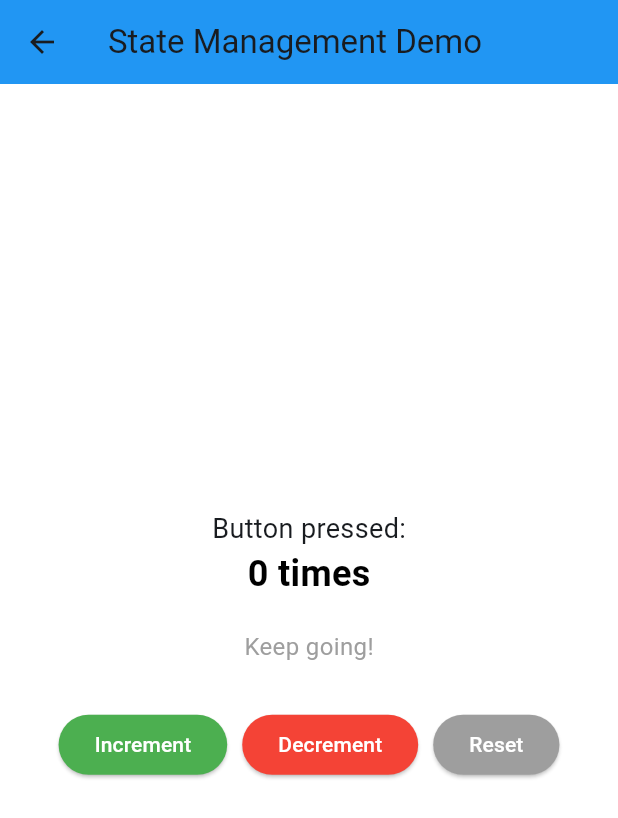
After one commit to kalviumcommunity/S64-Mar26-Team01-FFDP, a Flutter app: the StateManagementDemo screen opened by its route, on a phone screen of 412 x 824 dp. The commit adds this screen. Shown: the top 818 px of the screen. Run offline on Flutter 3.47's test engine with Material 3 defaults, Android fonts, the phone set to English and light mode, and no system bars; our stand-ins replace cloud_firestore, firebase_auth, firebase_core, firebase_storage, flutter_image_compress; accounts and stored records are empty.

Commit message:
state-management-demo

```diff
--- a/lib/routes/app_routes.dart
+++ b/lib/routes/app_routes.dart
@@ -7,7 +7,7 @@ import '../screens/profile/profile_screen.dart';
 import '../screens/settings/settings_screen.dart';
 import '../screens/about/about_screen.dart';
 import '../screens/devtools_demo_screen.dart';
-
+import '../screens/state_management_demo.dart';
 /// Centralized named route definitions for NanheNest.
 ///
 /// Usage:
@@ -26,6 +26,7 @@ class AppRoutes {
   static const String settings = '/settings';
   static const String about = '/about';
   static const String devToolsDemo = '/devtools-demo';
+  static const String stateManagementDemo = '/state-management-demo';
 
   /// All named routes registered in MaterialApp
   static Map<String, WidgetBuilder> get routes => {
@@ -41,5 +42,6 @@ class AppRoutes {
         settings: (_) => const SettingsScreen(),
         about: (_) => const AboutScreen(),
         devToolsDemo: (_) => const DevToolsDemoScreen(),
+        stateManagementDemo: (_) => const StateManagementDemo(),
       };
 }
--- a/lib/screens/home/dashboard_screen.dart
+++ b/lib/screens/home/dashboard_screen.dart
@@ -115,6 +115,12 @@ class _DashboardScreenState extends State<DashboardScreen> {
         centerTitle: true,
         elevation: 0,
         actions: [
+          IconButton(
+            icon: const Icon(Icons.analytics),
+            onPressed: () =>
+                Navigator.pushNamed(context, '/state-management-demo'),
+            tooltip: 'State Management Demo',
+          ),
           IconButton(
             icon: const Icon(Icons.logout),
             onPressed: _handleLogout,
--- /dev/null
+++ b/lib/screens/state_management_demo.dart
@@ -0,0 +1,106 @@
+import 'package:flutter/material.dart';
+
+class StateManagementDemo extends StatefulWidget {
+  @override
+  _StateManagementDemoState createState() => _StateManagementDemoState();
+}
+
+class _StateManagementDemoState extends State<StateManagementDemo> {
+  int _counter = 0;
+
+  void _incrementCounter() {
+    setState(() {
+      _counter++;
+    });
+  }
+
+  void _decrementCounter() {
+    setState(() {
+      if (_counter > 0) _counter--;
+    });
+  }
+
+  void _resetCounter() {
+    setState(() {
+      _counter = 0;
+    });
+  }
+
+  @override
+  Widget build(BuildContext context) {
+    return Scaffold(
+      appBar: AppBar(
+        title: Text('State Management Demo'),
+        backgroundColor: _counter >= 5 ? Colors.green : Colors.blue,
+      ),
+      body: Container(
+        color: _counter >= 10 ? Colors.amber[100] : Colors.white,
+        child: Center(
+          child: Column(
+            mainAxisAlignment: MainAxisAlignment.center,
+            children: [
+              Text(
+                'Button pressed:',
+                style: TextStyle(fontSize: 18),
+              ),
+              Text(
+                '$_counter times',
+                style: TextStyle(
+                  fontSize: 24,
+                  fontWeight: FontWeight.bold,
+                  color: _counter >= 10 ? Colors.red : Colors.black,
+                ),
+              ),
+              SizedBox(height: 20),
+              Text(
+                _counter >= 10 ? '🎉 Milestone reached!' : 'Keep going!',
+                style: TextStyle(
+                  fontSize: 16,
+                  color: _counter >= 10 ? Colors.green : Colors.grey,
+                ),
+              ),
+              SizedBox(height: 30),
+              Row(
+                mainAxisAlignment: MainAxisAlignment.center,
+                children: [
+                  ElevatedButton(
+                    onPressed: _incrementCounter,
+                    style: ElevatedButton.styleFrom(
+                      backgroundColor: Colors.green,
+                      foregroundColor: Colors.white,
+                    ),
+                    child: Text('Increment'),
+                  ),
+                  SizedBox(width: 10),
+                  ElevatedButton(
+                    onPressed: _decrementCounter,
+                    style: ElevatedButton.styleFrom(
+                      backgroundColor: Colors.red,
+                      foregroundColor: Colors.white,
+                    ),
+                    child: Text('Decrement'),
+                  ),
+                  SizedBox(width: 10),
+                  ElevatedButton(
+                    onPressed: _resetCounter,
+                    style: ElevatedButton.styleFrom(
+                      backgroundColor: Colors.grey,
+                      foregroundColor: Colors.white,
+                    ),
+                    child: Text('Reset'),
+                  ),
+                ],
+              ),
+              SizedBox(height: 20),
+              if (_counter > 0)
+                Text(
+                  'Last action: ${DateTime.now().toString().split('.')[0]}',
+                  style: TextStyle(fontSize: 12, color: Colors.grey),
+                ),
+            ],
+          ),
+        ),
+      ),
+    );
+  }
+}
```
Also changed, not shown: .claude/settings.local.json (added), 2 other files.
